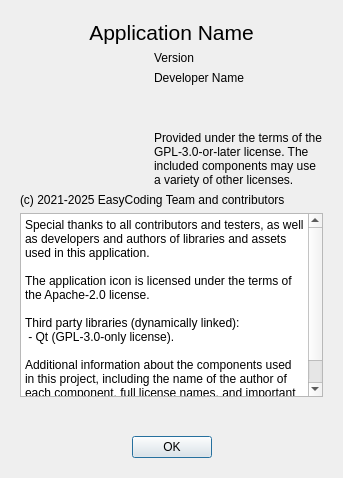
Old version of the form src/app/about/about.ui in the repository xvitaly/tuned-switcher.
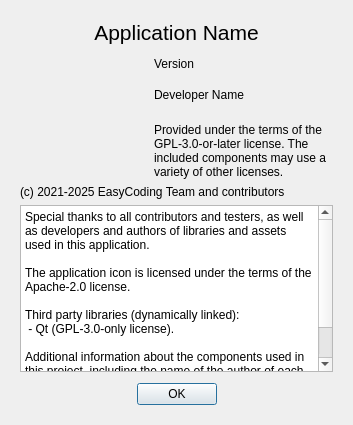
New version of the form.

Commit message: Adjusted the size of various controls on the About form.

What changed in the file:
```diff
--- a/src/app/about/about.ui
+++ b/src/app/about/about.ui
@@ -13,8 +13,8 @@
    <rect>
     <x>0</x>
     <y>0</y>
-    <width>343</width>
-    <height>478</height>
+    <width>353</width>
+    <height>425</height>
    </rect>
   </property>
   <property name="windowTitle">
@@ -87,10 +87,13 @@
             <property name="orientation">
              <enum>Qt::Orientation::Vertical</enum>
             </property>
+            <property name="sizeType">
+             <enum>QSizePolicy::Policy::Fixed</enum>
+            </property>
             <property name="sizeHint" stdset="0">
              <size>
               <width>20</width>
-              <height>40</height>
+              <height>10</height>
              </size>
             </property>
            </spacer>
@@ -141,10 +144,13 @@
         <property name="orientation">
          <enum>Qt::Orientation::Vertical</enum>
         </property>
+        <property name="sizeType">
+         <enum>QSizePolicy::Policy::Fixed</enum>
+        </property>
         <property name="sizeHint" stdset="0">
          <size>
           <width>20</width>
-          <height>40</height>
+          <height>5</height>
          </size>
         </property>
        </spacer>
```
Left out of the diff: 2 changed lines with no effect on the pictures.
